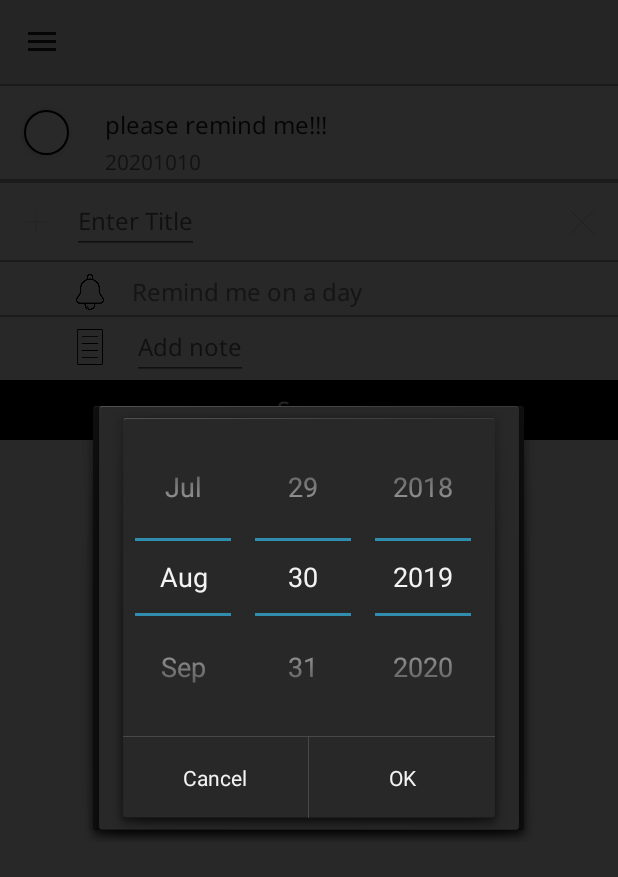
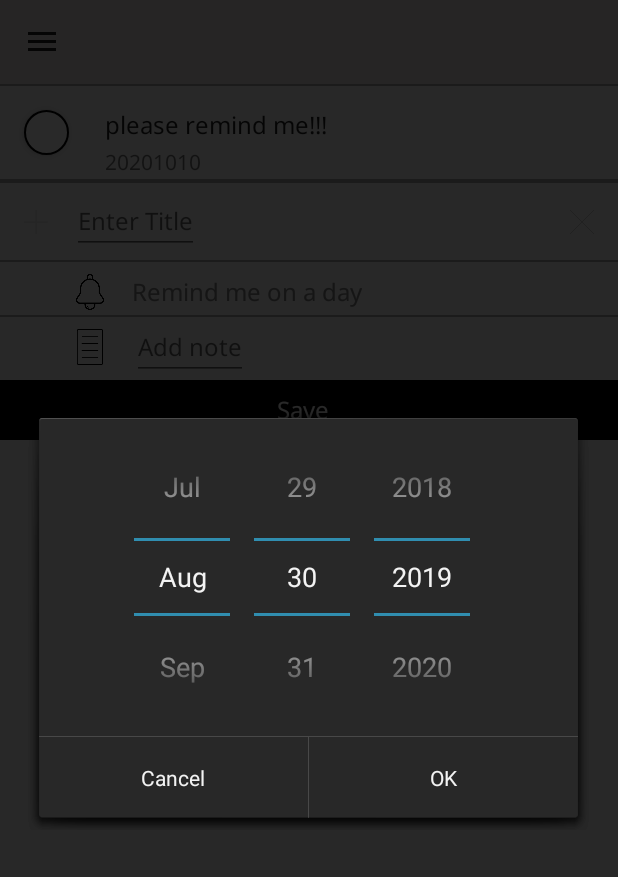
Before and after one commit to sandraaahuang/Calendear-Life, an Android app: the RemindersFragment screen opened through its navigation route, after a tap on "Remind me on a day", on a phone screen of 412 x 824 dp. Shown: the top 877 px of the screen. Run offline under Robolectric (Android 15) with nearby library versions, the phone set to English and light mode, and no system bars; our stand-ins replace data binding.

Commit message:
click infoIcon can navigate to detailed information of reminders

```diff
--- a/app/src/main/java/com/sandra/calendearlife/calendar/CalendarDayFragment.kt
+++ b/app/src/main/java/com/sandra/calendearlife/calendar/CalendarDayFragment.kt
@@ -15,10 +15,6 @@ class CalendarDayFragment : Fragment() {
 
         val binding = CalendarDayFragmentBinding.inflate(inflater, container, false)
 
-        binding.hihi.setOnClickListener {
-            findNavController().navigate(NavigationDirections.actionGlobalRemindersFragment())
-        }
-
         return binding.root
     }
 }
--- a/app/src/main/java/com/sandra/calendearlife/calendar/CalendarMonthFragment.kt
+++ b/app/src/main/java/com/sandra/calendearlife/calendar/CalendarMonthFragment.kt
@@ -15,10 +15,6 @@ class CalendarMonthFragment : Fragment() {
 
         val binding = CalendarMonthFragmentBinding.inflate(inflater, container, false)
 
-        binding.hihi.setOnClickListener {
-            findNavController().navigate(NavigationDirections.actionGlobalCountdownFragment())
-        }
-
         return binding.root
     }
 }
--- a/app/src/main/java/com/sandra/calendearlife/countdown/AddCountdownAdapter.kt
+++ b/app/src/main/java/com/sandra/calendearlife/countdown/AddCountdownAdapter.kt
@@ -1,5 +1,6 @@
 package com.sandra.calendearlife.countdown
 
+import android.app.AlertDialog
 import android.app.DatePickerDialog
 import android.util.Log
 import android.view.LayoutInflater
@@ -66,7 +67,7 @@ class AddCountdownAdapter : ListAdapter<Countdown, RecyclerView.ViewHolder>(Diff
                 val d = cal.get(Calendar.DAY_OF_MONTH)
 
                 val datepickerdialog = DatePickerDialog(
-                    it.context,android.R.style.Theme_Holo_Dialog, DatePickerDialog.OnDateSetListener
+                    it.context, AlertDialog.THEME_HOLO_DARK, DatePickerDialog.OnDateSetListener
                     { _, year, monthOfYear, dayOfMonth ->
 
                         // Display Selected date in textbox
--- a/app/src/main/java/com/sandra/calendearlife/home/HomeFragment.kt
+++ b/app/src/main/java/com/sandra/calendearlife/home/HomeFragment.kt
@@ -15,6 +15,7 @@ import com.sandra.calendearlife.data.Countdown
 import com.sandra.calendearlife.data.Reminders
 import com.sandra.calendearlife.databinding.HomeFragmentBinding
 import com.sandra.calendearlife.databinding.NavHeaderMainBinding
+import kotlinx.android.synthetic.main.item_reminders.view.*
 
 class HomeFragment : Fragment() {
 
@@ -28,7 +29,9 @@ class HomeFragment : Fragment() {
     override fun onCreateView(inflater: LayoutInflater, container: ViewGroup?, savedInstanceState: Bundle?): View? {
 
         val countdownAdapter = HomeCountdownAdapter()
-        val remindersAdapter = HomeRemindersAdapter(this)
+        val remindersAdapter = HomeRemindersAdapter(this, HomeRemindersAdapter.OnClickListener{
+            findNavController().navigate(NavigationDirections.actionGlobalRemindersDetailFragment())
+        })
         binding = HomeFragmentBinding.inflate(inflater, container, false)
         binding.lifecycleOwner = this
         viewModel
--- a/app/src/main/java/com/sandra/calendearlife/home/HomeRemindersAdapter.kt
+++ b/app/src/main/java/com/sandra/calendearlife/home/HomeRemindersAdapter.kt
@@ -1,5 +1,6 @@
 package com.sandra.calendearlife.home
 
+import android.service.autofill.OnClickAction
 import android.view.LayoutInflater
 import android.view.View
 import android.view.ViewGroup
@@ -8,9 +9,10 @@ import androidx.recyclerview.widget.ListAdapter
 import androidx.recyclerview.widget.RecyclerView
 import com.sandra.calendearlife.data.Reminders
 import com.sandra.calendearlife.databinding.ItemRemindersBinding
+import kotlinx.android.synthetic.main.item_reminders.view.*
 
 
-class HomeRemindersAdapter(val fragment: HomeFragment) :
+class HomeRemindersAdapter(val fragment: HomeFragment, val onClickListener: OnClickListener) :
     ListAdapter<Reminders, HomeRemindersAdapter.RemindersViewHolder>(DiffCallback) {
 
     class RemindersViewHolder(private var binding: ItemRemindersBinding):
@@ -45,7 +47,14 @@ class HomeRemindersAdapter(val fragment: HomeFragment) :
 
     override fun onBindViewHolder(holder: RemindersViewHolder, position: Int) {
         val reminders = getItem(position)
+        holder.itemView.remindersInfo.setOnClickListener {
+            onClickListener.onClick(reminders)
+        }
         holder.bind(reminders)
     }
 
+    class OnClickListener(val clickListener: (reminders: Reminders) -> Unit) {
+        fun onClick(reminders: Reminders) = clickListener(reminders)
+    }
+
 }
--- a/app/src/main/java/com/sandra/calendearlife/reminders/AddRemindersAdapter.kt
+++ b/app/src/main/java/com/sandra/calendearlife/reminders/AddRemindersAdapter.kt
@@ -1,8 +1,10 @@
 package com.sandra.calendearlife.reminders
 
+import android.app.AlertDialog
 import android.app.DatePickerDialog
 import android.app.TimePickerDialog
 import android.view.LayoutInflater
+import android.view.View
 import android.view.ViewGroup
 import androidx.recyclerview.widget.DiffUtil
 import androidx.recyclerview.widget.ListAdapter
@@ -10,17 +12,18 @@ import androidx.recyclerview.widget.RecyclerView
 import com.sandra.calendearlife.data.Reminders
 import com.sandra.calendearlife.databinding.ItemAddRemindersBinding
 import com.sandra.calendearlife.databinding.ItemRemindersBinding
+import kotlinx.android.synthetic.main.item_reminders.view.*
 import java.util.*
-import androidx.databinding.adapters.TextViewBindingAdapter.setText
-import android.widget.TimePicker
-import com.sandra.calendearlife.MainActivity
-
 
 
 private const val ITEM_VIEW_TYPE_OLD = 0x01
 private const val ITEM_VIEW_TYPE_ADDED = 0x00
 
-class AddRemindersAdapter : ListAdapter<Reminders, RecyclerView.ViewHolder>(DiffCallback) {
+class AddRemindersAdapter(val onClickListener: OnClickListener) : ListAdapter<Reminders, RecyclerView.ViewHolder>(DiffCallback) {
+
+    class OnClickListener(val clickListener: (reminders: Reminders) -> Unit) {
+        fun onClick(reminders: Reminders) = clickListener(reminders)
+    }
 
 //    var reminders: ArrayList<Reminders>? = null
 
@@ -48,8 +51,12 @@ class AddRemindersAdapter : ListAdapter<Reminders, RecyclerView.ViewHolder>(Diff
     class ItemViewHolder(private var binding: ItemRemindersBinding) :
         RecyclerView.ViewHolder(binding.root) {
 
-        fun bind(reminders: Reminders?) {
+        fun bind(reminders: Reminders, onClickListener: OnClickListener) {
             binding.reminders = reminders
+            binding.remindersTitle.setOnClickListener {
+                binding.remindersInfo.visibility = View.VISIBLE
+            }
+            binding.root.setOnClickListener { onClickListener.onClick(reminders) }
             binding.executePendingBindings()
 
         }
@@ -72,14 +79,14 @@ class AddRemindersAdapter : ListAdapter<Reminders, RecyclerView.ViewHolder>(Diff
                     else -> "PM"
                 }
 
-                TimePickerDialog(it.context,android.R.style.Theme_Holo_Dialog, TimePickerDialog.OnTimeSetListener
+                TimePickerDialog(it.context,AlertDialog.THEME_HOLO_DARK, TimePickerDialog.OnTimeSetListener
                 { view, hour, minute ->
                     binding.remindersTimeInput.text =
                         "$hour:$minute $transferAm" }, hour, minute, false
                 ).show()
 
                 val datePickerDialog = DatePickerDialog(
-                    it.context,android.R.style.Theme_Holo_Dialog, DatePickerDialog.OnDateSetListener
+                    it.context,AlertDialog.THEME_HOLO_DARK, DatePickerDialog.OnDateSetListener
                     { _, year, monthOfYear, dayOfMonth ->
                         // Display Selected date in textbox
                         binding.remindersDateInput.text=
@@ -97,10 +104,10 @@ class AddRemindersAdapter : ListAdapter<Reminders, RecyclerView.ViewHolder>(Diff
                     0 -> "AM"
                     else -> "PM"
                 }
-                TimePickerDialog(it.context,android.R.style.Theme_Holo_Dialog, TimePickerDialog.OnTimeSetListener
+                TimePickerDialog(it.context,AlertDialog.THEME_HOLO_DARK, TimePickerDialog.OnTimeSetListener
                 { view, hour, minute ->
                     binding.remindersTimeInput.text =
-                        "$hour:$minute $transferAm" }, hour, minute, false
+                        "$hour : $minute $transferAm" }, hour, minute, false
                 ).show()
             }
 
@@ -124,11 +131,12 @@ class AddRemindersAdapter : ListAdapter<Reminders, RecyclerView.ViewHolder>(Diff
     }
 
     override fun onBindViewHolder(holder: RecyclerView.ViewHolder, position: Int) {
+        when (holder) {
+            is ItemViewHolder -> holder.bind(getItem(position), onClickListener)
 
-        when (holder) {
-            is ItemViewHolder -> holder.bind(getItem(position))
             is AddItemViewHolder -> holder.bind()
         }
+
 
 
     }
--- a/app/src/main/java/com/sandra/calendearlife/reminders/RemindersFragment.kt
+++ b/app/src/main/java/com/sandra/calendearlife/reminders/RemindersFragment.kt
@@ -5,7 +5,9 @@ import android.view.LayoutInflater
 import android.view.View
 import android.view.ViewGroup
 import androidx.fragment.app.Fragment
+import androidx.navigation.fragment.findNavController
 import androidx.recyclerview.widget.ItemTouchHelper
+import com.sandra.calendearlife.NavigationDirections
 import com.sandra.calendearlife.data.Reminders
 import com.sandra.calendearlife.databinding.RemindersFragmentBinding
 import com.sandra.calendearlife.home.SwipeToDeleteCallback
@@ -20,7 +22,9 @@ class RemindersFragment : Fragment() {
         binding = RemindersFragmentBinding.inflate(inflater, container, false)
         binding.lifecycleOwner = this
 
-        val addRemindersAdapter = AddRemindersAdapter()
+        val addRemindersAdapter = AddRemindersAdapter(AddRemindersAdapter.OnClickListener{
+            findNavController().navigate(NavigationDirections.actionGlobalRemindersDetailFragment())
+        })
 
         val itemTouchHelper= ItemTouchHelper(
             SwipeToDeleteReminders(addRemindersAdapter, this)
--- a/app/src/main/res/navigation/navigation.xml
+++ b/app/src/main/res/navigation/navigation.xml
@@ -27,4 +27,7 @@
               android:label="RemindersFragment"/><action android:id="@+id/action_global_remindersFragment" app:destination="@id/remindersFragment"/>
     <fragment android:id="@+id/countdownFragment" android:name="com.sandra.calendearlife.countdown.CountdownFragment"
               android:label="CountdownFragment"/><action android:id="@+id/action_global_countdownFragment" app:destination="@id/countdownFragment"/>
+    <fragment android:id="@+id/remindersDetailFragment"
+              android:name="com.sandra.calendearlife.reminders.RemindersDetailFragment"
+              android:label="RemindersDetailFragment"/><action android:id="@+id/action_global_remindersDetailFragment" app:destination="@id/remindersDetailFragment"/>
 </navigation>
```
Also changed, not shown: app/src/main/java/com/sandra/calendearlife/reminders/RemindersDetailFragment.kt (added, +64 -0 lines), app/src/main/res/layout/reminders_detail.xml (deleted, +0 -10 lines), app/src/main/res/layout/reminders_detail_fragment.xml (added, +82 -0 lines), app/src/main/res/drawable-v24/icon_time.png (added).
